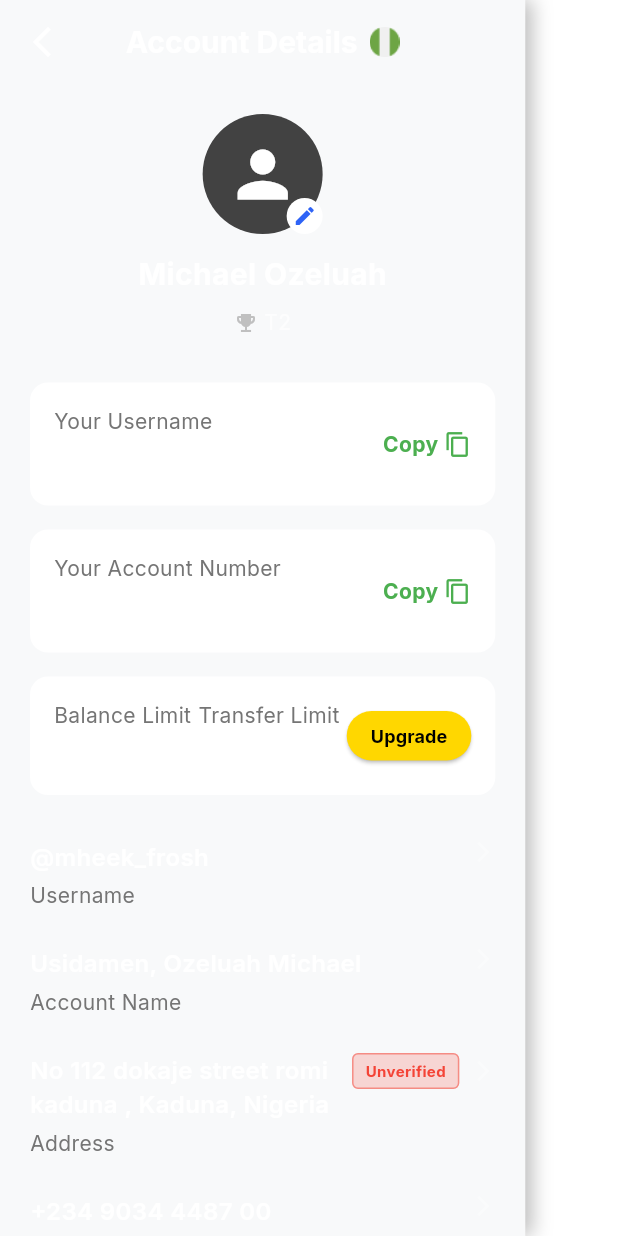
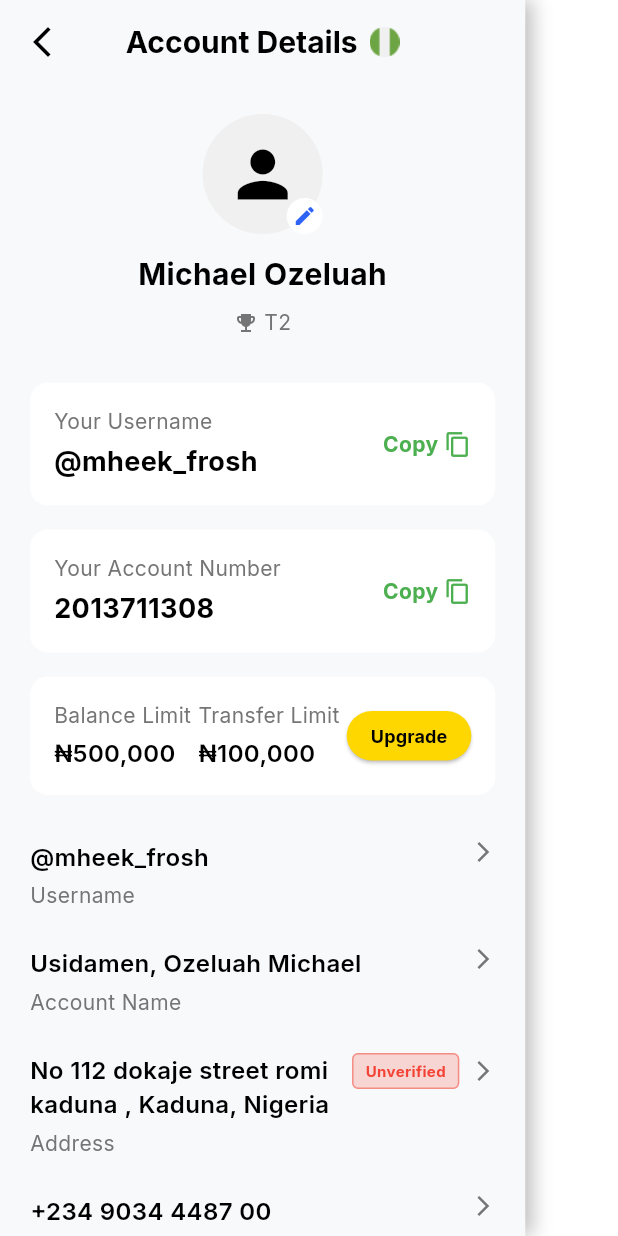
Before and after one commit to Mheek-frosh/rexipaymobile, a Flutter app: the AccountDetailsScreen screen opened by its route, on a phone screen of 412 x 824 dp. Run offline on Flutter 3.47's test engine with Material 3 defaults, Android fonts, the phone set to English and light mode, and no system bars; our stand-ins replace country_picker, fl_chart, get, google_fonts, image_picker, local_auth and 2 more.

Commit message:
feat: Implement the AccountDetailsScreen to display user profile, account information, limits, and contact details.

```diff
--- a/lib/screens/profile/account_details_screen.dart
+++ b/lib/screens/profile/account_details_screen.dart
@@ -44,22 +44,19 @@ class AccountDetailsScreen extends StatelessWidget {
                   backgroundColor: Colors.transparent, // Match container
                   elevation: 0,
                   leading: IconButton(
-                    icon: const Icon(
+                    icon: Icon(
                       Icons.arrow_back_ios_new,
-                      color: Colors.white,
+                      color: AppColors.textPrimary,
                     ),
                     onPressed: () => Get.back(),
                   ),
                   title: Row(
                     mainAxisSize: MainAxisSize.min,
                     children: [
-                      Text(
-                        'Account Details',
-                        style: AppText.header2.copyWith(color: Colors.white),
-                      ),
+                      Text('Account Details', style: AppText.header2),
                       const SizedBox(width: 8),
                       Image.asset(
-                        'assets/images/ng.png', // Assuming this asset exists as seen in HomeHeader
+                        'assets/images/ng.png',
                         width: 20,
                         height: 20,
                       ),
@@ -83,11 +80,11 @@ class AccountDetailsScreen extends StatelessWidget {
                                 children: [
                                   CircleAvatar(
                                     radius: 40,
-                                    backgroundColor: Colors.grey.shade800,
-                                    child: const Icon(
+                                    backgroundColor: AppColors.surfaceVariant,
+                                    child: Icon(
                                       Icons.person,
                                       size: 50,
-                                      color: Colors.white,
+                                      color: AppColors.textPrimary,
                                     ),
                                   ),
                                   Positioned(
@@ -95,8 +92,8 @@ class AccountDetailsScreen extends StatelessWidget {
                                     right: 0,
                                     child: Container(
                                       padding: const EdgeInsets.all(4),
-                                      decoration: const BoxDecoration(
-                                        color: Colors.white,
+                                      decoration: BoxDecoration(
+                                        color: AppColors.cardBackground,
                                         shape: BoxShape.circle,
                                       ),
                                       child: const Icon(
@@ -114,9 +111,7 @@ class AccountDetailsScreen extends StatelessWidget {
                                   authController.userName.value.isNotEmpty
                                       ? authController.userName.value
                                       : "Usidamen, Ozeluah Michael",
-                                  style: AppText.header2.copyWith(
-                                    color: Colors.white,
-                                  ),
+                                  style: AppText.header2,
                                   textAlign: TextAlign.center,
                                 ),
                               ),
@@ -124,18 +119,13 @@ class AccountDetailsScreen extends StatelessWidget {
                               Row(
                                 mainAxisSize: MainAxisSize.min,
                                 children: [
-                                  const Icon(
+                                  Icon(
                                     Icons.emoji_events,
-                                    color: Color(0xFFC0C0C0),
+                                    color: AppColors.textSecondary,
                                     size: 16,
-                                  ), // Silver/Metal color
+                                  ),
                                   const SizedBox(width: 4),
-                                  Text(
-                                    "T2",
-                                    style: AppText.body2.copyWith(
-                                      color: Colors.white70,
-                                    ),
-                                  ),
+                                  Text("T2", style: AppText.body2),
                                 ],
                               ),
                             ],
@@ -170,7 +160,7 @@ class AccountDetailsScreen extends StatelessWidget {
                                   Text(
                                     "₦500,000",
                                     style: AppText.button.copyWith(
-                                      color: Colors.white,
+                                      color: AppColors.textPrimary,
                                     ),
                                   ),
                                 ],
@@ -183,7 +173,7 @@ class AccountDetailsScreen extends StatelessWidget {
                                   Text(
                                     "₦100,000",
                                     style: AppText.button.copyWith(
-                                      color: Colors.white,
+                                      color: AppColors.textPrimary,
                                     ),
                                   ),
                                 ],
@@ -225,7 +215,7 @@ class AccountDetailsScreen extends StatelessWidget {
                         _buildDetailItem(
                           "Usidamen, Ozeluah Michael",
                           "Account Name",
-                        ), // Hardcoded for design match
+                        ),
                         _buildDetailItem(
                           address,
                           "Address",
@@ -271,13 +261,7 @@ class AccountDetailsScreen extends StatelessWidget {
             children: [
               Text(label, style: AppText.body2),
               const SizedBox(height: 4),
-              Text(
-                value,
-                style: AppText.header2.copyWith(
-                  fontSize: 18,
-                  color: Colors.white,
-                ),
-              ),
+              Text(value, style: AppText.header2.copyWith(fontSize: 18)),
             ],
           ),
           GestureDetector(
@@ -329,10 +313,7 @@ class AccountDetailsScreen extends StatelessWidget {
               children: [
                 Text(
                   title,
-                  style: AppText.body1.copyWith(
-                    color: Colors.white,
-                    fontWeight: FontWeight.w600,
-                  ),
+                  style: AppText.body1.copyWith(fontWeight: FontWeight.w600),
                 ),
                 const SizedBox(height: 4),
                 Text(subtitle, style: AppText.body2),
@@ -362,7 +343,11 @@ class AccountDetailsScreen extends StatelessWidget {
                     ),
                   ),
                 ),
-              Icon(Icons.arrow_forward_ios, color: Colors.white30, size: 16),
+              Icon(
+                Icons.arrow_forward_ios,
+                color: AppColors.textSecondary,
+                size: 16,
+              ),
             ],
           ),
         ],
```
